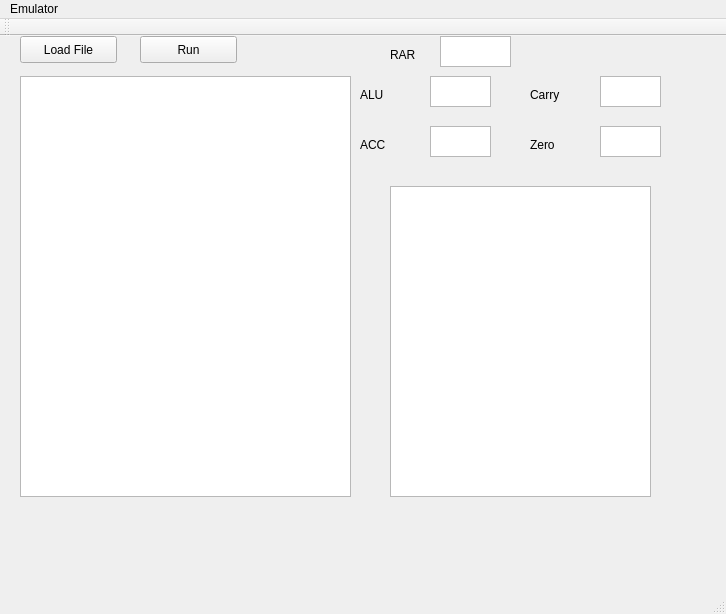
Qt form mainwindow.ui (Nossica/2416Emulator) before a commit.
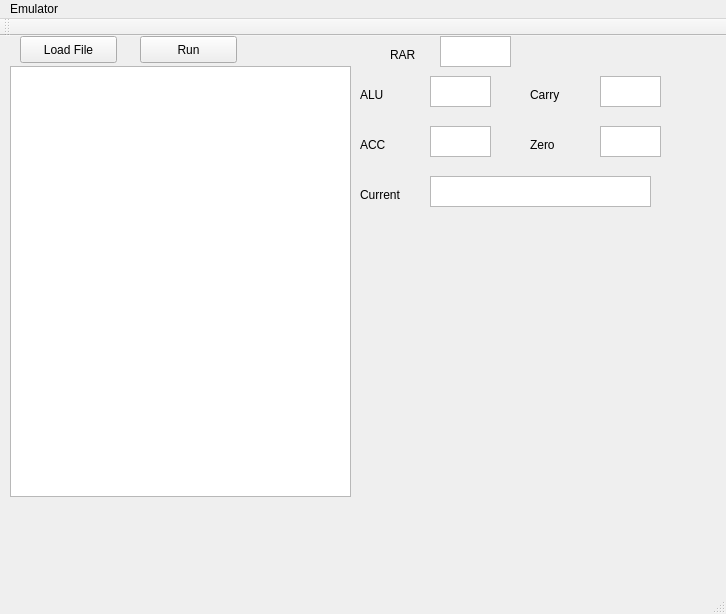
The same form after that commit.

```diff
--- a/mainwindow.ui
+++ b/mainwindow.ui
@@ -132,25 +132,6 @@
      </rect>
     </property>
    </widget>
-   <widget class="QTableView" name="theProgram">
-    <property name="geometry">
-     <rect>
-      <x>20</x>
-      <y>40</y>
-      <width>331</width>
-      <height>421</height>
-     </rect>
-    </property>
-    <property name="alternatingRowColors">
-     <bool>true</bool>
-    </property>
-    <property name="showGrid">
-     <bool>false</bool>
-    </property>
-    <attribute name="horizontalHeaderCascadingSectionResizes">
-     <bool>false</bool>
-    </attribute>
-   </widget>
    <widget class="QLabel" name="label_5">
     <property name="geometry">
      <rect>
@@ -177,21 +158,50 @@
    <widget class="QTableView" name="theMemory">
     <property name="geometry">
      <rect>
-      <x>390</x>
+      <x>10</x>
+      <y>30</y>
+      <width>341</width>
+      <height>431</height>
+     </rect>
+    </property>
+    <property name="alternatingRowColors">
+     <bool>false</bool>
+    </property>
+    <property name="selectionMode">
+     <enum>QAbstractItemView::SingleSelection</enum>
+    </property>
+    <property name="selectionBehavior">
+     <enum>QAbstractItemView::SelectRows</enum>
+    </property>
+    <property name="showGrid">
+     <bool>false</bool>
+    </property>
+    <attribute name="horizontalHeaderCascadingSectionResizes">
+     <bool>false</bool>
+    </attribute>
+   </widget>
+   <widget class="QTextEdit" name="CurrentVal">
+    <property name="geometry">
+     <rect>
+      <x>430</x>
+      <y>140</y>
+      <width>221</width>
+      <height>31</height>
+     </rect>
+    </property>
+   </widget>
+   <widget class="QLabel" name="label_6">
+    <property name="geometry">
+     <rect>
+      <x>360</x>
       <y>150</y>
-      <width>261</width>
-      <height>311</height>
+      <width>51</width>
+      <height>17</height>
      </rect>
     </property>
-    <property name="alternatingRowColors">
-     <bool>true</bool>
+    <property name="text">
+     <string>Current</string>
     </property>
-    <property name="showGrid">
-     <bool>false</bool>
-    </property>
-    <attribute name="horizontalHeaderCascadingSectionResizes">
-     <bool>false</bool>
-    </attribute>
    </widget>
   </widget>
   <widget class="QMenuBar" name="menuBar">
```
